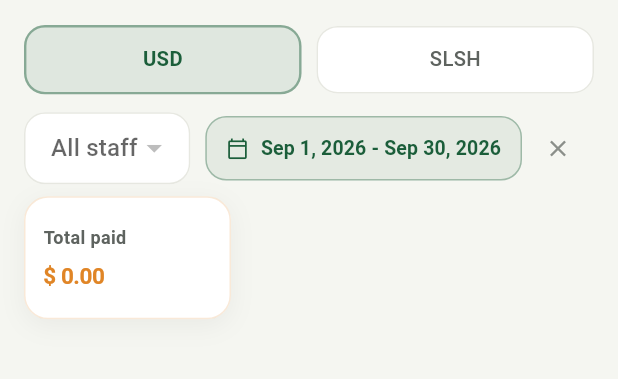
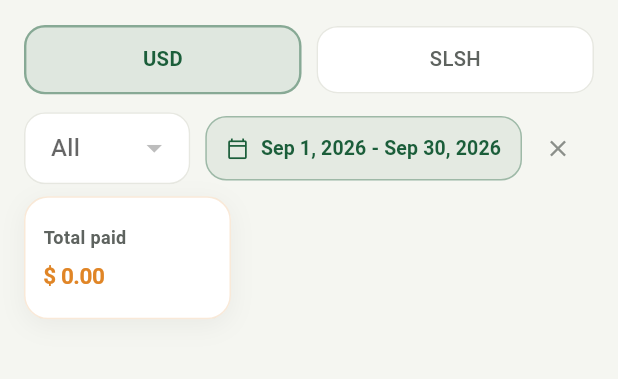
Before and after one commit to Amhaji34/JanataynFarmsCashApp, a Flutter app: the ReportScreen screen opened directly, scrolled down 48 dp, after a tap on "Payroll", on a phone screen of 412 x 824 dp, the part 137-516 px from its top. Run offline on Flutter 3.47's test engine with Material 3 defaults, Android fonts, the phone set to English and light mode, and no system bars; our stand-ins replace firebase_core, firebase_messaging, fl_chart, flutter_local_notifications, shared_preferences, supabase_flutter; accounts and stored records are empty; network calls fail.

Commit message:
Fix Reports filter row overflow and confusing category chart
DropdownButtonFormField doesn't constrain its selected-value text to
the button's width unless isExpanded is set, so once the date-range
button grew wide (a picked range's label is long), the staff/partner/
category dropdown's own text+arrow row overflowed. All three now set
isExpanded: true.

Also: "Spending by category" showed categories other than the one
selected, since it breaks down every category present in a matching
multi-invoice transaction, not just the filtered one - confusing once
you've already picked a single category. That chart is now hidden
when a category filter is active (a category breakdown of one
category isn't useful), and "Spending by month" - which stays, now
correctly labeled with the selected category - was using each
transaction's full amount instead of just the matching line item(s),
same bug as the total/row-amount fix from the previous commit.

Co-Authored-By: Claude Sonnet 5 <noreply@anthropic.com>

```diff
--- a/lib/screens/report_screen.dart
+++ b/lib/screens/report_screen.dart
@@ -241,8 +241,7 @@ class _ReportScreenState extends State<ReportScreen> {
     for (final t in _filtered) {
       final date = DateTime.parse(t['transaction_date'] as String);
       final key = DateTime(date.year, date.month);
-      final amount = (t['amount'] as num).toDouble();
-      totals[key] = (totals[key] ?? 0) + amount;
+      totals[key] = (totals[key] ?? 0) + _expenseAmountFor(t);
     }
     final sortedKeys = totals.keys.toList()..sort();
     final recentKeys = sortedKeys.length <= 6
@@ -616,6 +615,7 @@ class _ReportScreenState extends State<ReportScreen> {
                           child: DropdownButtonFormField<String>(
                             initialValue: _selectedStaffId,
                             decoration: _dropdownDecoration('All staff'),
+                            isExpanded: true,
                             hint: const Text('All staff'),
                             items: _staff
                                 .map(
@@ -634,6 +634,7 @@ class _ReportScreenState extends State<ReportScreen> {
                           child: DropdownButtonFormField<String>(
                             initialValue: _selectedPartnerId,
                             decoration: _dropdownDecoration('All partners'),
+                            isExpanded: true,
                             hint: const Text('All partners'),
                             items: _partners
                                 .map(
@@ -652,6 +653,7 @@ class _ReportScreenState extends State<ReportScreen> {
                           child: DropdownButtonFormField<String>(
                             initialValue: _selectedCategoryName,
                             decoration: _dropdownDecoration('All categories'),
+                            isExpanded: true,
                             hint: const Text('All categories'),
                             items: _categories
                                 .map(
@@ -762,6 +764,13 @@ class _ReportScreenState extends State<ReportScreen> {
                       ? ListView(
                           padding: const EdgeInsets.fromLTRB(16, 0, 16, 20),
                           children: [
+                            // A category breakdown doesn't make sense once
+                            // you've already filtered to one category - it
+                            // would otherwise still show the *other*
+                            // categories that happen to share a
+                            // multi-invoice transaction with the selected
+                            // one, which reads as "why are these here?".
+                            if (_selectedCategoryName == null) ...[
                               _chartCard(
                                 title: 'Spending by category',
                                 subtitle: 'Top categories in this range',
@@ -769,9 +778,12 @@ class _ReportScreenState extends State<ReportScreen> {
                                 chart: _barChart(_categoryChartData),
                               ),
                               const SizedBox(height: 12),
+                            ],
                             _chartCard(
                               title: 'Spending by month',
-                              subtitle: 'Last 6 months with activity',
+                              subtitle: _selectedCategoryName == null
+                                  ? 'Last 6 months with activity'
+                                  : '$_selectedCategoryName, last 6 months with activity',
                               icon: Icons.show_chart,
                               chart: _barChart(_monthlyChartData),
                             ),
```
Lines whose indentation alone changed are shown as unchanged.
